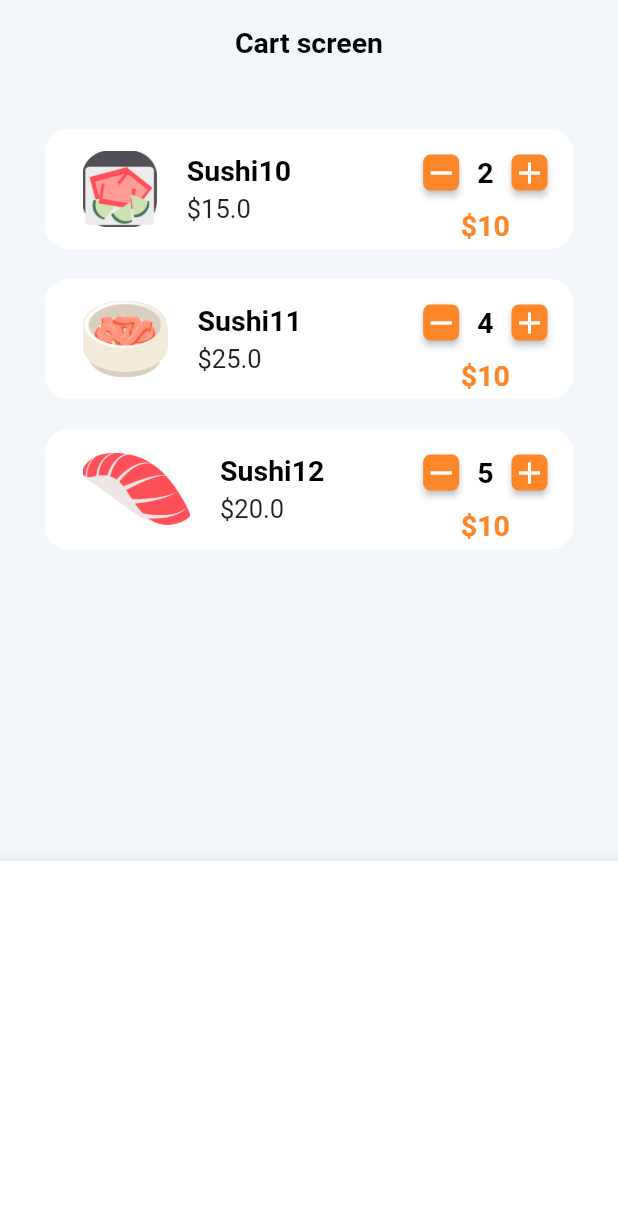
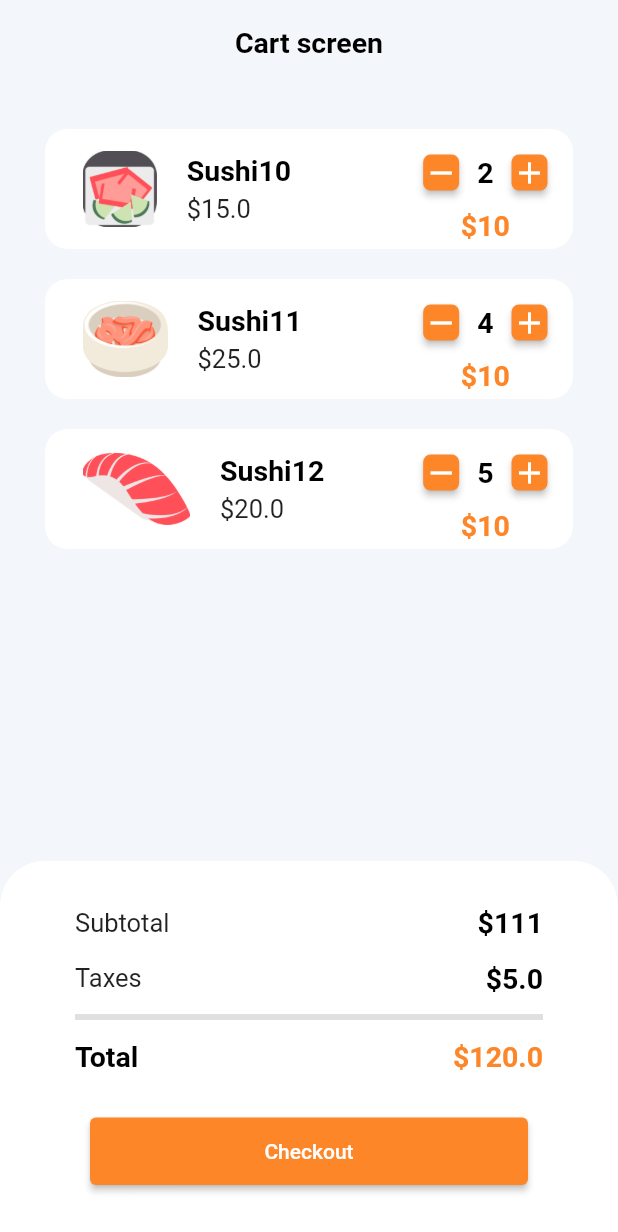
Before and after one commit to BekirovaMavile/Flutter_JapanEat, a Flutter app: the screen it shows after launch, on a phone screen of 412 x 824 dp. Shown: the top 1232 px of the screen. Run offline on Flutter 3.47's test engine with Material 2 defaults, Android fonts, the phone set to English and light mode, and no system bars; our stand-ins replace badges, font_awesome_flutter.

Commit message:
Верстка стоимости корзины

```diff
--- a/lib/ui/screens/cart_screen.dart
+++ b/lib/ui/screens/cart_screen.dart
@@ -101,12 +101,108 @@ class CartScreenState extends State<CartScreen> {
   }
 
   Widget _bottomAppBar() {
-    return BottomAppBar(
-        child: SizedBox(
-            height: 250,
-            child: Container(
-              color: Colors.white,
-            )));
+    return ClipRRect(
+      borderRadius: const BorderRadius.only(
+        topLeft: Radius.circular(30),
+        topRight: Radius.circular(30),
+      ),
+      child: BottomAppBar(
+          child: SizedBox(
+              height: 250,
+              child: Container(
+                color: Theme.of(context).brightness == Brightness.dark ? 					DarkThemeColor.primaryLight : Colors.white,
+                child: Padding(
+                  padding: const EdgeInsets.all(30),
+                  child: SingleChildScrollView(
+                    child: Column(
+                      children: [
+                        Padding(
+                          padding: const
+                          EdgeInsets.symmetric(horizontal: 20),
+                          child: Row(
+                            mainAxisAlignment:
+                            MainAxisAlignment.spaceBetween,
+                            children: [
+                              Text(
+                                "Subtotal",
+                                style:
+                                Theme.of(context).textTheme.headlineSmall,
+                              ),
+                              Text(
+                                "\$111",
+                                style:
+                                Theme.of(context).textTheme.displayMedium,
+                              ),
+                            ],
+                          ),
+                        ),
+                        const SizedBox(height: 15),
+                        Padding(
+                          padding: const
+                          EdgeInsets.symmetric(horizontal: 20),
+                          child: Row(
+                            mainAxisAlignment: 									MainAxisAlignment.spaceBetween,
+                            children: [
+                              Text(
+                                "Taxes",
+                                style:
+                                Theme.of(context).textTheme.headlineSmall,
+                              ),
+                              Text(
+                                "\$${5.00}",
+                                style:
+                                Theme.of(context).textTheme.displayMedium,
+                              ),
+                            ],
+                          ),
+                        ),
+                        const Padding(
+                          padding: EdgeInsets.symmetric(horizontal: 						           20),
+                          child: Divider(thickness: 4.0, height:
+                          30.0),
+                        ),
+                        Padding(
+                          padding: const
+                          EdgeInsets.symmetric(horizontal: 20),
+                          child: Row(
+                            mainAxisAlignment:
+                            MainAxisAlignment.spaceBetween,
+                            children: [
+                              Text(
+                                "Total",
+                                style:
+                                Theme.of(context).textTheme.displayMedium,
+                              ),
+                              Text(
+                                "\$120.0",
+                                style:
+                                AppTextStyle.h2Style.copyWith(color: LightThemeColor.accent,),
+                              ),
+                            ],
+                          ),
+                        ),
+                        const SizedBox(height: 30),
+                        SizedBox(
+                          width: double.infinity,
+                          height: 45,
+                          child: Padding(
+                            padding: const
+                            EdgeInsets.symmetric(horizontal: 30),
+                            child: ElevatedButton(
+                              onPressed: () {},
+                              child: const
+                              Text("Checkout"),
+                            ),
+                          ),
+                        )
+                      ],
+                    ),
+                  ),
+                ),
+              )
+          )
+      )
+    );
   }
 
 }
--- a/lib/ui_kit/app_theme.dart
+++ b/lib/ui_kit/app_theme.dart
@@ -5,6 +5,14 @@ class AppTheme {
   const AppTheme._();
 
   static ThemeData lightTheme = ThemeData(
+    elevatedButtonTheme: ElevatedButtonThemeData(
+      style: ButtonStyle(
+        backgroundColor:
+        MaterialStateProperty.all<Color>(
+          LightThemeColor.accent,
+        ),
+      ),
+    ),
     brightness: Brightness.light,
     scaffoldBackgroundColor: LightThemeColor.primaryLight,
     appBarTheme: AppBarTheme(
@@ -41,6 +49,14 @@ class AppTheme {
   );
 
   static ThemeData darkTheme = ThemeData(
+    elevatedButtonTheme: ElevatedButtonThemeData(
+      style: ButtonStyle(
+        backgroundColor:
+        MaterialStateProperty.all<Color>(
+          LightThemeColor.accent,
+        ),
+      ),
+    ),
     brightness: Brightness.dark,
     scaffoldBackgroundColor: DarkThemeColor.primaryDark,
     appBarTheme: AppBarTheme(
```
